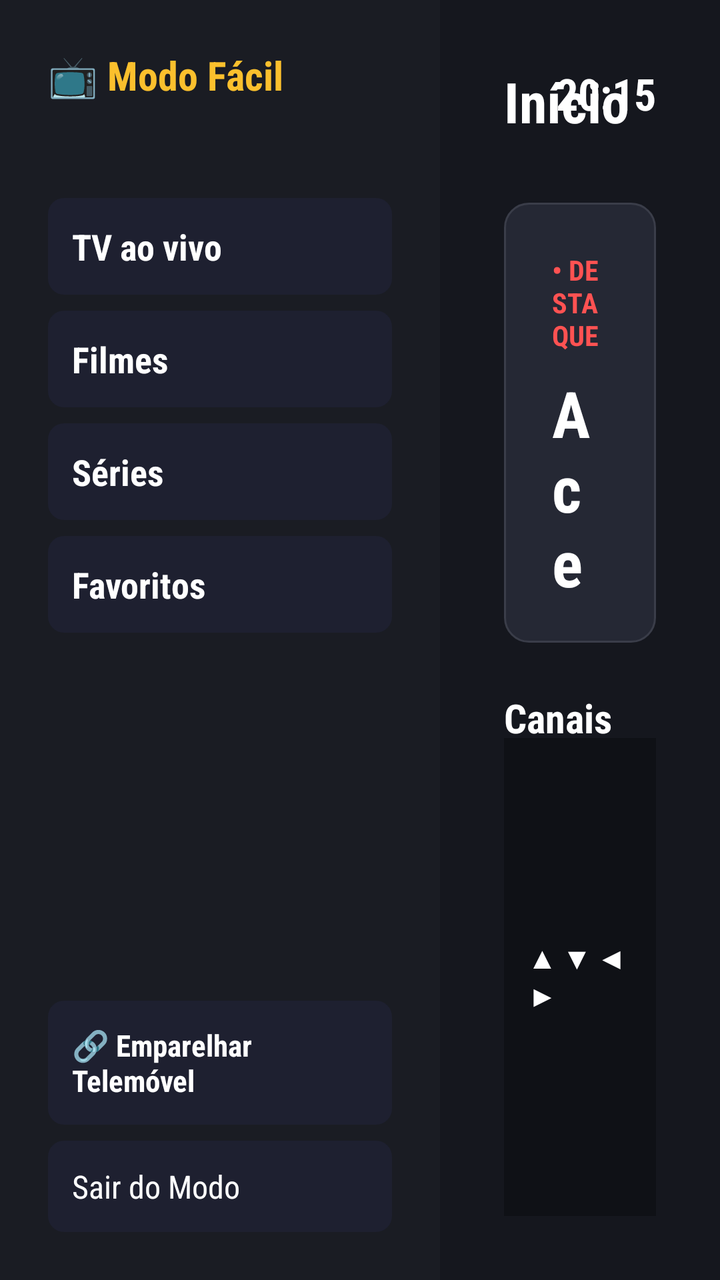
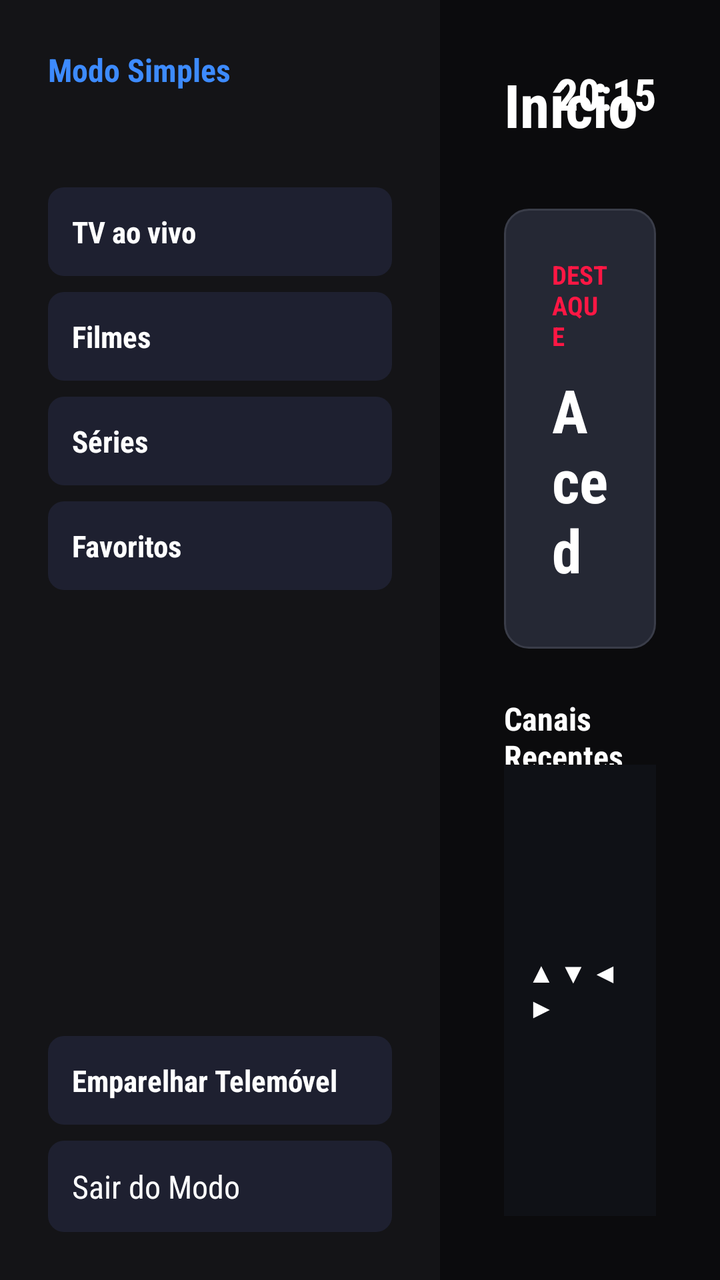

Before-and-after screenshots of an Android layout around one commit, followed by the original layout XML and the change that was made.
<!-- AndroidManifest.xml: application theme AppTheme -->
<!-- res/layout/activity_senior_main.xml -->
<?xml version="1.0" encoding="utf-8"?>
<LinearLayout xmlns:android="http://schemas.android.com/apk/res/android"
    android:layout_width="match_parent"
    android:layout_height="match_parent"
    android:orientation="horizontal"
    android:background="#15171E">

    
    <LinearLayout
        android:layout_width="220dp"
        android:layout_height="match_parent"
        android:background="#1A1C23"
        android:orientation="vertical"
        android:padding="24dp">

        <TextView
            android:layout_width="match_parent"
            android:layout_height="wrap_content"
            android:text="📺 Modo Fácil"
            android:textColor="#FBC02D"
            android:textSize="20sp"
            android:textStyle="bold"
            android:layout_marginBottom="48dp" />

        <TextView
            android:id="@+id/btnSeniorTv"
            android:layout_width="match_parent"
            android:layout_height="wrap_content"
            android:background="@drawable/bg_senior_menu_item"
            android:textColor="@color/color_senior_menu_text"
            android:text="TV ao vivo"
            android:textSize="18sp"
            android:textStyle="bold"
            android:padding="12dp"
            android:layout_marginBottom="8dp"
            android:focusable="true"
            android:clickable="true" />

        <TextView
            android:id="@+id/btnSeniorFilmes"
            android:layout_width="match_parent"
            android:layout_height="wrap_content"
            android:background="@drawable/bg_senior_menu_item"
            android:textColor="@color/color_senior_menu_text"
            android:text="Filmes"
            android:textSize="18sp"
            android:textStyle="bold"
            android:padding="12dp"
            android:layout_marginBottom="8dp"
            android:focusable="true"
            android:clickable="true" />

        <TextView
            android:id="@+id/btnSeniorSeries"
            android:layout_width="match_parent"
            android:layout_height="wrap_content"
            android:background="@drawable/bg_senior_menu_item"
            android:textColor="@color/color_senior_menu_text"
            android:text="Séries"
            android:textSize="18sp"
            android:textStyle="bold"
            android:padding="12dp"
            android:layout_marginBottom="8dp"
            android:focusable="true"
            android:clickable="true" />

        <TextView
            android:id="@+id/btnSeniorFavoritos"
            android:layout_width="match_parent"
            android:layout_height="wrap_content"
            android:background="@drawable/bg_senior_menu_item"
            android:textColor="@color/color_senior_menu_text"
            android:text="Favoritos"
            android:textSize="18sp"
            android:textStyle="bold"
            android:padding="12dp"
            android:focusable="true"
            android:clickable="true" />

        <View
            android:layout_width="match_parent"
            android:layout_height="0dp"
            android:layout_weight="1" />

        <TextView
            android:id="@+id/btnSeniorPair"
            android:layout_width="match_parent"
            android:layout_height="wrap_content"
            android:background="@drawable/bg_senior_menu_item"
            android:textColor="@color/color_senior_menu_text"
            android:text="🔗 Emparelhar Telemóvel"
            android:textSize="15sp"
            android:textStyle="bold"
            android:padding="12dp"
            android:layout_marginBottom="8dp"
            android:focusable="true"
            android:clickable="true" />

        <TextView
            android:id="@+id/btnSairSenior"
            android:layout_width="match_parent"
            android:layout_height="wrap_content"
            android:background="@drawable/bg_senior_menu_item"
            android:textColor="@color/color_senior_menu_text"
            android:text="Sair do Modo"
            android:textSize="16sp"
            android:padding="12dp"
            android:focusable="true"
            android:clickable="true" />
    </LinearLayout>

    
    <RelativeLayout
        android:layout_width="0dp"
        android:layout_height="match_parent"
        android:layout_weight="1"
        android:padding="32dp">

        
        <TextView
            android:id="@+id/tvSectionTitle"
            android:layout_width="wrap_content"
            android:layout_height="wrap_content"
            android:text="Início"
            android:textColor="@color/text_primary"
            android:textSize="28sp"
            android:textStyle="bold"
            android:layout_alignParentStart="true"
            android:layout_alignParentTop="true" />

        <TextView
            android:id="@+id/tvClockSenior"
            android:layout_width="wrap_content"
            android:layout_height="wrap_content"
            android:text="20:15"
            android:textColor="@color/text_primary"
            android:textSize="22sp"
            android:textStyle="bold"
            android:layout_alignParentEnd="true"
            android:layout_alignParentTop="true" />

        
        <LinearLayout
            android:id="@+id/btnSeniorTvBig"
            android:layout_width="match_parent"
            android:layout_height="220dp"
            android:layout_below="@id/tvSectionTitle"
            android:layout_marginTop="32dp"
            android:background="@drawable/bg_senior_card"
            android:orientation="vertical"
            android:padding="24dp"
            android:focusable="true"
            android:clickable="true">
            
            <TextView
                android:layout_width="wrap_content"
                android:layout_height="wrap_content"
                android:text="• DESTAQUE"
                android:textColor="#FF5252"
                android:textSize="14sp"
                android:textStyle="bold" />
                
            <TextView
                android:layout_width="wrap_content"
                android:layout_height="wrap_content"
                android:text="Aceder à Televisão"
                android:textColor="@color/text_primary"
                android:textSize="32sp"
                android:textStyle="bold"
                android:layout_marginTop="8dp" />
                
            <TextView
                android:layout_width="wrap_content"
                android:layout_height="wrap_content"
                android:text="Assista aos seus canais favoritos em direto."
                android:textColor="#9E9E9E"
                android:textSize="18sp"
                android:layout_marginTop="4dp" />
                
            <View
                android:layout_width="match_parent"
                android:layout_height="0dp"
                android:layout_weight="1" />
                
            <TextView
                android:layout_width="wrap_content"
                android:layout_height="wrap_content"
                android:text="▶  Assistir agora"
                android:textColor="#000000"
                android:background="#FBC02D"
                android:paddingHorizontal="16dp"
                android:paddingVertical="8dp"
                android:textStyle="bold"
                android:textSize="16sp" />
        </LinearLayout>

        
        <TextView
            android:id="@+id/tvShortcutsTitle"
            android:layout_width="wrap_content"
            android:layout_height="wrap_content"
            android:layout_below="@id/btnSeniorTvBig"
            android:layout_marginTop="24dp"
            android:text="Canais Recentes"
            android:textColor="@color/text_primary"
            android:textSize="20sp"
            android:textStyle="bold" />

        <androidx.recyclerview.widget.RecyclerView
            android:id="@+id/rvSeniorRecentChannels"
            android:layout_width="match_parent"
            android:layout_height="120dp"
            android:layout_below="@id/tvShortcutsTitle"
            android:layout_marginTop="16dp" />

        
        <LinearLayout
            android:layout_width="match_parent"
            android:layout_height="wrap_content"
            android:layout_alignParentBottom="true"
            android:orientation="horizontal"
            android:gravity="center_vertical"
            android:background="#0F1116"
            android:padding="12dp">
            
            <TextView
                android:layout_width="wrap_content"
                android:layout_height="wrap_content"
                android:text="▲ ▼ ◀ ▶"
                android:textColor="@color/text_primary"
                android:textStyle="bold"
                android:textSize="14sp" />
            <TextView
                android:layout_width="wrap_content"
                android:layout_height="wrap_content"
                android:text=" escolher    "
                android:textColor="#9E9E9E"
                android:textSize="14sp" />

            <TextView
                android:layout_width="wrap_content"
                android:layout_height="wrap_content"
                android:text="OK"
                android:background="#333"
                android:paddingHorizontal="6dp"
                android:textColor="@color/text_primary"
                android:textStyle="bold"
                android:textSize="14sp" />
            <TextView
                android:layout_width="wrap_content"
                android:layout_height="wrap_content"
                android:text=" assistir    "
                android:textColor="#9E9E9E"
                android:textSize="14sp" />

            <TextView
                android:layout_width="wrap_content"
                android:layout_height="wrap_content"
                android:text="VOLTAR"
                android:background="#333"
                android:paddingHorizontal="6dp"
                android:textColor="@color/text_primary"
                android:textStyle="bold"
                android:textSize="14sp" />
            <TextView
                android:layout_width="wrap_content"
                android:layout_height="wrap_content"
                android:text=" sair"
                android:textColor="#9E9E9E"
                android:textSize="14sp" />
        </LinearLayout>

    </RelativeLayout>
</LinearLayout>
<!-- resources referenced by this layout -->
<resources>
  <color name="text_primary">#FFFFFF</color>
  <!-- drawable bg_senior_card (drawable) -->
  <?xml version="1.0" encoding="utf-8"?>
  <selector xmlns:android="http://schemas.android.com/apk/res/android">
      <item android:state_focused="true">
          <shape android:shape="rectangle">
              <solid android:color="#252834" />
              <stroke android:width="3dp" android:color="#FBC02D" />
              <corners android:radius="12dp" />
          </shape>
      </item>
      <item>
          <shape android:shape="rectangle">
              <solid android:color="#252834" />
              <stroke android:width="1dp" android:color="#3A3D49" />
              <corners android:radius="12dp" />
          </shape>
      </item>
  </selector>
  <!-- drawable bg_senior_menu_item (drawable) -->
  <?xml version="1.0" encoding="utf-8"?>
  <selector xmlns:android="http://schemas.android.com/apk/res/android">
      
      <item android:state_focused="true">
          <shape android:shape="rectangle">
              <solid android:color="#2A2D3A" />
              <stroke android:width="3dp" android:color="#FBC02D" />
              <corners android:radius="8dp" />
          </shape>
      </item>
      
      <item>
          <shape android:shape="rectangle">
              <solid android:color="#1E2030" />
              <corners android:radius="8dp" />
          </shape>
      </item>
  </selector>
  <style name="AppTheme" parent="Theme.AppCompat.NoActionBar">
          <item name="android:fontFamily">sans-serif-condensed</item>
          <item name="android:windowAnimationStyle">@style/AppWindowTransition</item>
          <item name="android:windowBackground">@color/bg_primary</item>
          <item name="colorPrimary">@color/bg_elevated</item>
          <item name="colorPrimaryDark">@color/bg_primary</item>
          <item name="colorAccent">@color/accent</item>
          <item name="android:textColorPrimary">@color/text_primary</item>
          <item name="android:textColorSecondary">@color/text_secondary</item>
      </style>
  <style name="AppWindowTransition" parent="android:Animation.Activity">
          <item name="android:activityOpenEnterAnimation">@anim/fade_in</item>
          <item name="android:activityOpenExitAnimation">@anim/fade_out</item>
          <item name="android:activityCloseEnterAnimation">@anim/fade_in</item>
          <item name="android:activityCloseExitAnimation">@anim/fade_out</item>
      </style>
  <color name="bg_primary">#0B0B0D</color>
  <color name="bg_elevated">#1A1A1C</color>
  <color name="accent">#3D8BFF</color>
  <color name="text_secondary">#9B9BA1</color>
</resources>

<!-- the commit's change to res/layout/activity_senior_main.xml (unified diff, before → after) -->
@@ -3,22 +3,22 @@
     android:layout_width="match_parent"
     android:layout_height="match_parent"
     android:orientation="horizontal"
-    android:background="#15171E">
+    android:background="@color/bg_primary">
 
     
     <LinearLayout
         android:layout_width="220dp"
         android:layout_height="match_parent"
-        android:background="#1A1C23"
+        android:background="@color/bg_elevated"
         android:orientation="vertical"
         android:padding="24dp">
 
         <TextView
             android:layout_width="match_parent"
             android:layout_height="wrap_content"
-            android:text="📺 Modo Fácil"
-            android:textColor="#FBC02D"
-            android:textSize="20sp"
+            android:text="Modo Simples"
+            android:textColor="@color/accent"
+            android:textSize="@dimen/text_item"
             android:textStyle="bold"
             android:layout_marginBottom="48dp" />
 
@@ -27,9 +27,9 @@
             android:layout_width="match_parent"
             android:layout_height="wrap_content"
             android:background="@drawable/bg_senior_menu_item"
-            android:textColor="@color/color_senior_menu_text"
+            android:textColor="@color/text_primary"
             android:text="TV ao vivo"
-            android:textSize="18sp"
+            android:textSize="@dimen/text_body"
             android:textStyle="bold"
             android:padding="12dp"
             android:layout_marginBottom="8dp"
@@ -41,9 +41,9 @@
             android:layout_width="match_parent"
             android:layout_height="wrap_content"
             android:background="@drawable/bg_senior_menu_item"
-            android:textColor="@color/color_senior_menu_text"
+            android:textColor="@color/text_primary"
             android:text="Filmes"
-            android:textSize="18sp"
+            android:textSize="@dimen/text_body"
             android:textStyle="bold"
             android:padding="12dp"
             android:layout_marginBottom="8dp"
@@ -55,9 +55,9 @@
             android:layout_width="match_parent"
             android:layout_height="wrap_content"
             android:background="@drawable/bg_senior_menu_item"
-            android:textColor="@color/color_senior_menu_text"
+            android:textColor="@color/text_primary"
             android:text="Séries"
-            android:textSize="18sp"
+            android:textSize="@dimen/text_body"
             android:textStyle="bold"
             android:padding="12dp"
             android:layout_marginBottom="8dp"
@@ -69,9 +69,9 @@
             android:layout_width="match_parent"
             android:layout_height="wrap_content"
             android:background="@drawable/bg_senior_menu_item"
-            android:textColor="@color/color_senior_menu_text"
+            android:textColor="@color/text_primary"
             android:text="Favoritos"
-            android:textSize="18sp"
+            android:textSize="@dimen/text_body"
             android:textStyle="bold"
             android:padding="12dp"
             android:focusable="true"
@@ -87,9 +87,9 @@
             android:layout_width="match_parent"
             android:layout_height="wrap_content"
             android:background="@drawable/bg_senior_menu_item"
-            android:textColor="@color/color_senior_menu_text"
-            android:text="🔗 Emparelhar Telemóvel"
-            android:textSize="15sp"
+            android:textColor="@color/text_primary"
+            android:text="Emparelhar Telemóvel"
+            android:textSize="@dimen/text_body"
             android:textStyle="bold"
             android:padding="12dp"
             android:layout_marginBottom="8dp"
@@ -101,9 +101,9 @@
             android:layout_width="match_parent"
             android:layout_height="wrap_content"
             android:background="@drawable/bg_senior_menu_item"
-            android:textColor="@color/color_senior_menu_text"
+            android:textColor="@color/text_primary"
             android:text="Sair do Modo"
-            android:textSize="16sp"
+            android:textSize="@dimen/text_item"
             android:padding="12dp"
             android:focusable="true"
             android:clickable="true" />
@@ -123,7 +123,7 @@
             android:layout_height="wrap_content"
             android:text="Início"
             android:textColor="@color/text_primary"
-            android:textSize="28sp"
+            android:textSize="@dimen/text_display"
             android:textStyle="bold"
             android:layout_alignParentStart="true"
             android:layout_alignParentTop="true" />
@@ -134,7 +134,7 @@
             android:layout_height="wrap_content"
             android:text="20:15"
             android:textColor="@color/text_primary"
-            android:textSize="22sp"
+            android:textSize="@dimen/text_title"
             android:textStyle="bold"
             android:layout_alignParentEnd="true"
             android:layout_alignParentTop="true" />
@@ -155,9 +155,9 @@
             <TextView
                 android:layout_width="wrap_content"
                 android:layout_height="wrap_content"
-                android:text="• DESTAQUE"
-                android:textColor="#FF5252"
-                android:textSize="14sp"
+                android:text="DESTAQUE"
+                android:textColor="@color/status_live"
+                android:textSize="@dimen/text_meta"
                 android:textStyle="bold" />
                 
             <TextView
@@ -165,7 +165,7 @@
                 android:layout_height="wrap_content"
                 android:text="Aceder à Televisão"
                 android:textColor="@color/text_primary"
-                android:textSize="32sp"
+                android:textSize="@dimen/text_display"
                 android:textStyle="bold"
                 android:layout_marginTop="8dp" />
                 
@@ -173,8 +173,8 @@
                 android:layout_width="wrap_content"
                 android:layout_height="wrap_content"
                 android:text="Assista aos seus canais favoritos em direto."
-                android:textColor="#9E9E9E"
-                android:textSize="18sp"
+                android:textColor="@color/text_secondary"
+                android:textSize="@dimen/text_body"
                 android:layout_marginTop="4dp" />
                 
             <View
@@ -187,11 +187,11 @@
                 android:layout_height="wrap_content"
                 android:text="▶  Assistir agora"
                 android:textColor="#000000"
-                android:background="#FBC02D"
+                android:background="@color/accent"
                 android:paddingHorizontal="16dp"
                 android:paddingVertical="8dp"
                 android:textStyle="bold"
-                android:textSize="16sp" />
+                android:textSize="@dimen/text_item" />
         </LinearLayout>
 
         
@@ -203,7 +203,7 @@
             android:layout_marginTop="24dp"
             android:text="Canais Recentes"
             android:textColor="@color/text_primary"
-            android:textSize="20sp"
+            android:textSize="@dimen/text_item"
             android:textStyle="bold" />
 
         <androidx.recyclerview.widget.RecyclerView
@@ -229,13 +229,13 @@
                 android:text="▲ ▼ ◀ ▶"
                 android:textColor="@color/text_primary"
                 android:textStyle="bold"
-                android:textSize="14sp" />
+                android:textSize="@dimen/text_meta" />
             <TextView
                 android:layout_width="wrap_content"
                 android:layout_height="wrap_content"
                 android:text=" escolher    "
-                android:textColor="#9E9E9E"
-                android:textSize="14sp" />
+                android:textColor="@color/text_secondary"
+                android:textSize="@dimen/text_meta" />
 
             <TextView
                 android:layout_width="wrap_content"
@@ -245,13 +245,13 @@
                 android:paddingHorizontal="6dp"
                 android:textColor="@color/text_primary"
                 android:textStyle="bold"
-                android:textSize="14sp" />
+                android:textSize="@dimen/text_meta" />
             <TextView
                 android:layout_width="wrap_content"
                 android:layout_height="wrap_content"
                 android:text=" assistir    "
-                android:textColor="#9E9E9E"
-                android:textSize="14sp" />
+                android:textColor="@color/text_secondary"
+                android:textSize="@dimen/text_meta" />
 
             <TextView
                 android:layout_width="wrap_content"
@@ -261,13 +261,13 @@
                 android:paddingHorizontal="6dp"
                 android:textColor="@color/text_primary"
                 android:textStyle="bold"
-                android:textSize="14sp" />
+                android:textSize="@dimen/text_meta" />
             <TextView
                 android:layout_width="wrap_content"
                 android:layout_height="wrap_content"
                 android:text=" sair"
-                android:textColor="#9E9E9E"
-                android:textSize="14sp" />
+                android:textColor="@color/text_secondary"
+                android:textSize="@dimen/text_meta" />
         </LinearLayout>
 
     </RelativeLayout>
<!-- resource entries referenced after the edit -->
@@ -55,8 +55,14 @@
           <item name="android:activityCloseExitAnimation">@anim/fade_out</item>
       </style>
   <color name="bg_primary">#0B0B0D</color>
-  <color name="bg_elevated">#1A1A1C</color>
+  <color name="status_live">#FF1744</color>
+  <color name="bg_elevated">#141417</color>
   <color name="accent">#3D8BFF</color>
   <color name="text_secondary">#9B9BA1</color>
+  <dimen name="text_body">15sp</dimen>
+  <dimen name="text_display">30sp</dimen>
+  <dimen name="text_item">16sp</dimen>
+  <dimen name="text_meta">13sp</dimen>
+  <dimen name="text_title">22sp</dimen>
 </resources>
 
